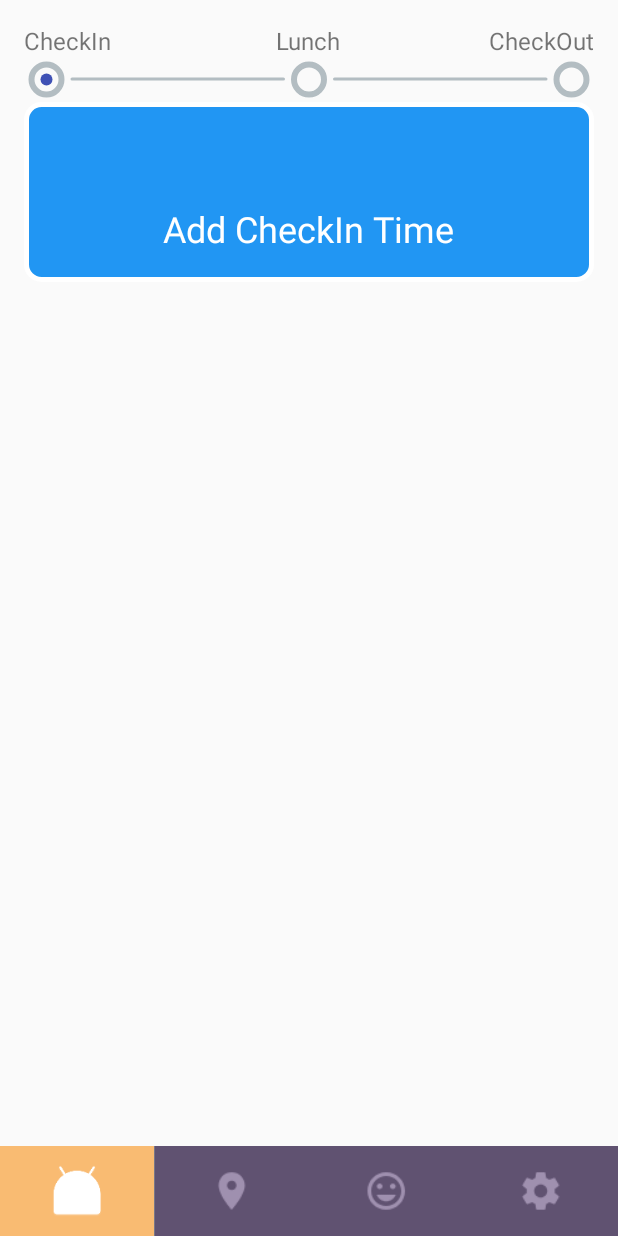
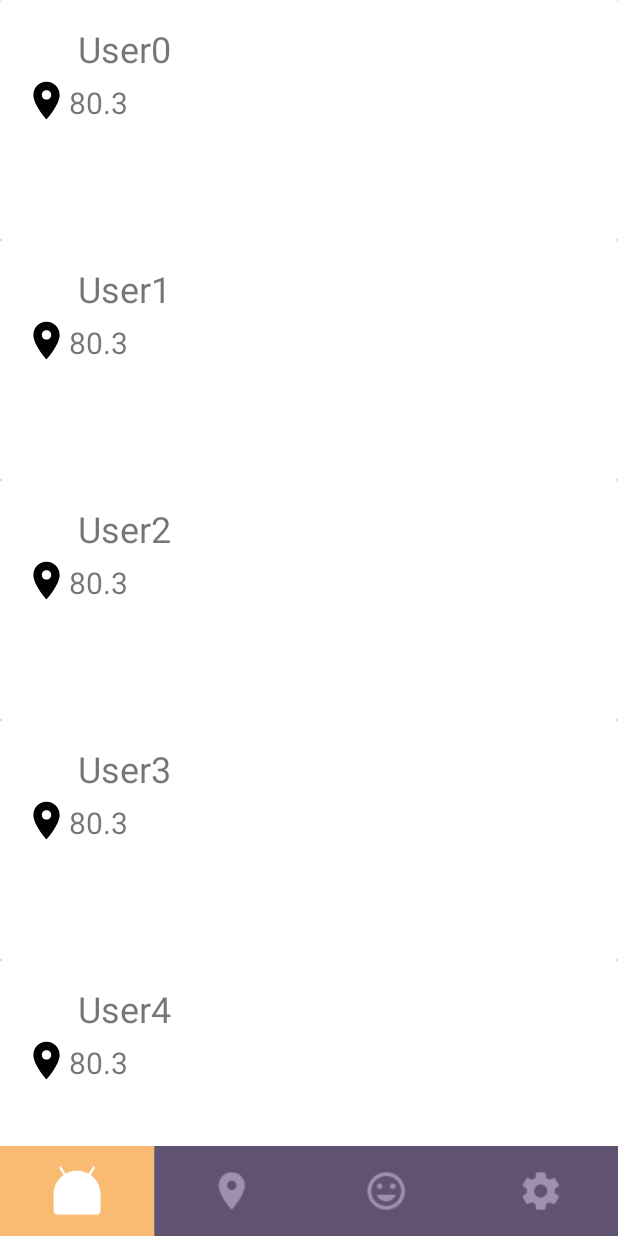
Before and after one commit to AadityaDev/Tracker, an Android app: the screen it shows after launch (HomeScreenActivity), on a phone screen of 412 x 824 dp. Run offline under Robolectric (Android 15) with nearby library versions, the phone set to English and light mode, and no system bars; our stand-ins replace ButterKnife.

Commit message:
employer tab added

```diff
--- a/app/src/main/java/com/skybee/tracker/activities/HomeScreenActivity.java
+++ b/app/src/main/java/com/skybee/tracker/activities/HomeScreenActivity.java
@@ -8,7 +8,9 @@ import android.support.v4.app.FragmentPagerAdapter;
 import android.support.v4.view.ViewPager;
 
 import com.skybee.tracker.R;
+import com.skybee.tracker.constants.Constants;
 import com.skybee.tracker.core.BaseActivity;
+import com.skybee.tracker.preferences.UserStore;
 import com.skybee.tracker.ui.customview.navigationtabbar.ntb.NavigationTabBar;
 import com.skybee.tracker.ui.fragments.AdminFeed;
 import com.skybee.tracker.ui.fragments.Home;
@@ -23,17 +25,20 @@ public class HomeScreenActivity extends BaseActivity implements Home.OnFragmentI
 
     private FragmentPagerAdapter mPagerAdapter;
     private ViewPager mViewPager;
+    private UserStore userStore;
 
     @Override
     public void onCreate(Bundle savedInstanceState) {
         super.onCreate(savedInstanceState);
         setContentView(R.layout.activity_home_screen);
 
+        userStore=new UserStore(getApplicationContext());
         initializeUIComponents();
     }
 
     private void initializeUIComponents() {
         // Create the adapter that will return a fragment for each section
+        if(userStore.getUserDetails().isAdmin()){
             mPagerAdapter = new FragmentPagerAdapter(getSupportFragmentManager()) {
                 private final Fragment[] mFragments = new Fragment[]{
                         new Home(),
@@ -63,6 +68,38 @@ public class HomeScreenActivity extends BaseActivity implements Home.OnFragmentI
                     return mFragmentNames[position];
                 }
             };
+        }else {
+            mPagerAdapter = new FragmentPagerAdapter(getSupportFragmentManager()) {
+                private final Fragment[] mFragments = new Fragment[]{
+                        new AdminFeed(),
+                        new Map(),
+                        new Profile(),
+                        new Setting(),
+                };
+                private final String[] mFragmentNames = new String[]{
+                        "Admin",
+                        "Map",
+                        "Profile",
+                        "Settings"
+                };
+
+                @Override
+                public Fragment getItem(int position) {
+                    return mFragments[position];
+                }
+
+                @Override
+                public int getCount() {
+                    return mFragments.length;
+                }
+
+                @Override
+                public CharSequence getPageTitle(int position) {
+                    return mFragmentNames[position];
+                }
+            };
+        }
+
         // Set up the ViewPager with the sections adapter.
         mViewPager = (ViewPager) findViewById(R.id.container);
         mViewPager.setAdapter(mPagerAdapter);
--- a/app/src/main/java/com/skybee/tracker/constants/Constants.java
+++ b/app/src/main/java/com/skybee/tracker/constants/Constants.java
@@ -1,23 +1,31 @@
 package com.skybee.tracker.constants;
+
+import android.location.Location;
 
 public class Constants {
 
     public static final int PAGE_NUMBER = 0;
     public static final int PAGE_SIZE = 10;
     public static final int NUMBER_OF_CARDS = 3;
+    public static final String EMPTY = "";
+    public static final Long EMPTY_LONG = 0l;
+    public static final boolean EMPTY_BOOLEAN = false;
+    public static final double EMPTY_DOUBLE = 0;
 
-    public class UserDetails {
-        public static final String IS_LOGGED_IN = "IsLoggedIn";
+    public class UserStore {
+        public static final String PREF_NAME = "userStore";
+        public static final String IS_LOGGED_IN = "isLoggedIn";
         public static final String AUTH_TOKEN = "authToken";
         public static final String USER_ID = "userId";
         public static final String USER_NAME = "userName";
         public static final String USER_EMAIL = "userEmail";
         public static final String USER_MOBILE_NUMBER = "userMobileNo";
         public static final String USER_PASSWORD = "userPassword";
-        public static final String USER_REGISTERATION_KEY = "registerationKey";
+        public static final String USER_REGISTRATION_KEY = "registrationKey";
         public static final String LATITUDE = "latitude";
         public static final String LONGITUDE = "longitude";
         public static final String IS_ADMIN = "isAdmin";
+        public static final int PRIVATE_MODE = 0;
     }
 
     public class HeadingText {
--- /dev/null
+++ b/app/src/main/java/com/skybee/tracker/model/User.java
@@ -0,0 +1,104 @@
+package com.skybee.tracker.model;
+
+public class User {
+
+    private Long id;
+    private String authToken;
+    private boolean isAdmin;
+    private String registrationCode;
+    private String userEmail;
+    private String userImage;
+    private double userLatitude;
+    private double userLongitude;
+    private String userMobileNumber;
+    private String userName;
+    private String userPassword;
+
+    public Long getId() {
+        return id;
+    }
+
+    public void setId(Long id) {
+        this.id = id;
+    }
+
+    public String getAuthToken() {
+        return authToken;
+    }
+
+    public void setAuthToken(String authToken) {
+        this.authToken = authToken;
+    }
+
+    public boolean isAdmin() {
+        return this.isAdmin;
+    }
+
+    public void setAdmin(boolean admin) {
+        this.isAdmin = admin;
+    }
+
+    public String getRegistrationCode() {
+        return registrationCode;
+    }
+
+    public void setRegistrationCode(String registrationCode) {
+        this.registrationCode = registrationCode;
+    }
+
+    public String getUserEmail() {
+        return userEmail;
+    }
+
+    public void setUserEmail(String userEmail) {
+        this.userEmail = userEmail;
+    }
+
+    public String getUserImage() {
+        return this.userImage;
+    }
+
+    public void setUserImage(String userImage) {
+        this.userImage = userImage;
+    }
+
+    public double getUserLatitude() {
+        return this.userLatitude;
+    }
+
+    public void setUserLatitude(double userLatitude) {
+        this.userLatitude = userLatitude;
+    }
+
+    public double getUserLongitude() {
+        return this.userLongitude;
+    }
+
+    public void setUserLongitude(double userLongitude) {
+        this.userLongitude = userLongitude;
+    }
+
+    public String getUserMobileNumber() {
+        return userMobileNumber;
+    }
+
+    public void setUserMobileNumber(String userMobileNumber) {
+        this.userMobileNumber = userMobileNumber;
+    }
+
+    public String getUserName() {
+        return userName;
+    }
+
+    public void setUserName(String userName) {
+        this.userName = userName;
+    }
+
+    public String getUserPassword() {
+        return userPassword;
+    }
+
+    public void setUserPassword(String userPassword) {
+        this.userPassword = userPassword;
+    }
+}
--- /dev/null
+++ b/app/src/main/java/com/skybee/tracker/preferences/UserStore.java
@@ -0,0 +1,99 @@
+package com.skybee.tracker.preferences;
+
+import android.content.Context;
+import android.content.SharedPreferences;
+import android.support.annotation.NonNull;
+
+import com.skybee.tracker.constants.Constants;
+import com.skybee.tracker.model.User;
+
+import static com.skybee.tracker.constants.Constants.EMPTY;
+import static com.skybee.tracker.constants.Constants.EMPTY_BOOLEAN;
+import static com.skybee.tracker.constants.Constants.EMPTY_DOUBLE;
+import static com.skybee.tracker.constants.Constants.EMPTY_LONG;
+
+public class UserStore {
+    private SharedPreferences sharedPreferences;
+    private SharedPreferences.Editor editor;
+
+    public UserStore(Context context) {
+        sharedPreferences = context.getSharedPreferences(Constants.UserStore.PREF_NAME, Constants.UserStore.PRIVATE_MODE);
+    }
+
+    public User getUserDetails() {
+        User user = new User();
+        user.setId(sharedPreferences.getLong(Constants.UserStore.USER_ID, EMPTY_LONG));
+        user.setAuthToken(sharedPreferences.getString(Constants.UserStore.AUTH_TOKEN, EMPTY));
+        user.setAdmin(sharedPreferences.getBoolean(Constants.UserStore.IS_ADMIN, EMPTY_BOOLEAN));
+        user.setRegistrationCode(sharedPreferences.getString(Constants.UserStore.USER_REGISTRATION_KEY, EMPTY));
+        user.setUserEmail(sharedPreferences.getString(Constants.UserStore.USER_EMAIL, EMPTY));
+        user.setUserLatitude(getDouble(sharedPreferences, Constants.UserStore.LATITUDE, EMPTY_DOUBLE));
+        user.setUserLongitude(getDouble(sharedPreferences, Constants.UserStore.LONGITUDE, EMPTY_DOUBLE));
+        user.setUserMobileNumber(sharedPreferences.getString(Constants.UserStore.USER_MOBILE_NUMBER, EMPTY));
+        user.setUserName(sharedPreferences.getString(Constants.UserStore.USER_NAME, EMPTY));
+        user.setUserPassword(sharedPreferences.getString(Constants.UserStore.USER_PASSWORD, EMPTY));
+        return user;
+    }
+
+    public void saveId(@NonNull Long id) {
+        editor = sharedPreferences.edit();
+        editor.putLong(Constants.UserStore.USER_ID, id);
+        editor.apply();
+    }
+
+    public void saveAuthToken(@NonNull String authToken) {
+        editor = sharedPreferences.edit();
+        editor.putString(Constants.UserStore.AUTH_TOKEN, authToken);
+        editor.apply();
+    }
+
+    public void saveIsAdmin(@NonNull boolean isAdmin) {
+        editor = sharedPreferences.edit();
+        editor.putBoolean(Constants.UserStore.IS_ADMIN, isAdmin);
+        editor.apply();
+    }
+
+    public void saveRegistrationCode(@NonNull String registrationKey) {
+        editor = sharedPreferences.edit();
+        editor.putString(Constants.UserStore.USER_REGISTRATION_KEY, registrationKey);
+        editor.apply();
+    }
+
+    public void saveUserEmail(@NonNull String userEmail) {
+        editor = sharedPreferences.edit();
+        editor.putString(Constants.UserStore.USER_EMAIL, userEmail);
+        editor.apply();
+    }
+
+    public void saveLatitude(@NonNull Double latitude) {
+        editor = sharedPreferences.edit();
+        putDouble(editor, Constants.UserStore.LATITUDE, latitude);
+        editor.apply();
+    }
+
+    public void saveLongitude(@NonNull Double longitude) {
+        editor = sharedPreferences.edit();
+        putDouble(editor, Constants.UserStore.LONGITUDE, longitude);
+        editor.apply();
+    }
+
+    public void saveUserMobileNumber(@NonNull String mobileNumber) {
+        editor = sharedPreferences.edit();
+        editor.putString(Constants.UserStore.USER_MOBILE_NUMBER, mobileNumber);
+        editor.apply();
+    }
+
+    public void saveUserName(@NonNull String userName) {
+        editor = sharedPreferences.edit();
+        editor.putString(Constants.UserStore.USER_NAME, userName);
+        editor.apply();
+    }
+
+    SharedPreferences.Editor putDouble(final SharedPreferences.Editor edit, final String key, final double value) {
+        return edit.putLong(key, Double.doubleToRawLongBits(value));
+    }
+
+    double getDouble(final SharedPreferences prefs, final String key, final double defaultValue) {
+        return Double.longBitsToDouble(prefs.getLong(key, Double.doubleToLongBits(defaultValue)));
+    }
+}
--- a/app/src/main/java/com/skybee/tracker/ui/adapters/TimeCardAdapter.java
+++ b/app/src/main/java/com/skybee/tracker/ui/adapters/TimeCardAdapter.java
@@ -118,7 +118,6 @@ public class TimeCardAdapter extends RecyclerView.Adapter<TimeCardAdapter.TimeCa
 
         public TimeCardViewHolder(View itemView) {
             super(itemView);
-            ButterKnife.bind(this, itemView);
             clockImage = (ImageView) itemView.findViewById(R.id.clock_image);
             timeText = (TextView) itemView.findViewById(R.id.time_text);
             eventText = (TextView) itemView.findViewById(R.id.event);
--- /dev/null
+++ b/app/src/main/java/com/skybee/tracker/ui/adapters/UserCardAdapter.java
@@ -0,0 +1,89 @@
+package com.skybee.tracker.ui.adapters;
+
+import android.content.Context;
+import android.os.Bundle;
+import android.support.v7.widget.CardView;
+import android.support.v7.widget.RecyclerView;
+import android.view.LayoutInflater;
+import android.view.View;
+import android.view.ViewGroup;
+import android.widget.ImageView;
+import android.widget.TextView;
+import android.widget.Toast;
+
+import com.skybee.tracker.R;
+import com.skybee.tracker.constants.Constants;
+import com.skybee.tracker.model.User;
+
+import java.util.List;
+
+public class UserCardAdapter extends RecyclerView.Adapter<UserCardAdapter.UserCardViewHolder> {
+
+    private List<User> userList;
+
+    public UserCardAdapter(List<User> userList) {
+        this.userList = userList;
+    }
+
+    @Override
+    public UserCardViewHolder onCreateViewHolder(ViewGroup parent, int viewType) {
+        View itemView = null;
+        LayoutInflater layoutInflater = LayoutInflater.from(parent.getContext());
+        itemView = layoutInflater.inflate(R.layout.employee_info_card, parent, false);
+        return new UserCardViewHolder(parent.getContext(),itemView);
+    }
+
+    @Override
+    public void onBindViewHolder(final UserCardViewHolder holder, int position) {
+        final User user = userList.get(position);
+        if (user != null) {
+            if (user.getUserName() != null) {
+                holder.employeeName.setText(user.getUserName());
+            }
+            if (user.getUserLatitude() != 0 && user.getUserLongitude() != 0) {
+                holder.employeeLocation.setText(user.getUserLongitude() + user.getUserLatitude() + "");
+            }
+            if (user.getUserImage() != null) {
+//                holder.employeeImage.setImageResource();
+            }
+            holder.employeeCard.setOnClickListener(new View.OnClickListener() {
+                @Override
+                public void onClick(View view) {
+                    Bundle bundle=new Bundle();
+                    bundle.putLong(Constants.UserStore.USER_ID,user.getId());
+                    Toast.makeText(holder.context,"UserId"+user.getId(),Toast.LENGTH_SHORT);
+                }
+            });
+        }
+    }
+
+    @Override
+    public int getItemCount() {
+        return userList.size();
+    }
+
+    @Override
+    public long getItemId(int position) {
+        return userList.get(position).getId();
+    }
+
+    public static class UserCardViewHolder extends RecyclerView.ViewHolder {
+
+        private Context context;
+        private TextView employeeName;
+        private TextView employeeLocation;
+        private TextView employeeStatus;
+        private ImageView employeeImage;
+        private CardView employeeCard;
+
+        public UserCardViewHolder(Context context,View itemView) {
+            super(itemView);
+            this.context=context;
+            employeeCard=(CardView)itemView.findViewById(R.id.employee_card);
+            employeeName = (TextView) itemView.findViewById(R.id.employee_name);
+            employeeLocation = (TextView) itemView.findViewById(R.id.employee_location);
+//            employeeStatus=(TextView)itemView.findViewById(R.id.e);
+            employeeImage = (ImageView) itemView.findViewById(R.id.employee_image);
+        }
+    }
+}
--- /dev/null
+++ b/app/src/main/java/com/skybee/tracker/ui/fragments/AdminFeed.java
@@ -0,0 +1,140 @@
+package com.skybee.tracker.ui.fragments;
+
+import android.content.Context;
+import android.net.Uri;
+import android.os.Bundle;
+import android.support.v4.app.Fragment;
+import android.support.v7.widget.LinearLayoutManager;
+import android.support.v7.widget.RecyclerView;
+import android.view.LayoutInflater;
+import android.view.View;
+import android.view.ViewGroup;
+
+import com.skybee.tracker.R;
+import com.skybee.tracker.model.User;
+import com.skybee.tracker.ui.adapters.UserCardAdapter;
+
+import java.util.ArrayList;
+import java.util.List;
+
+/**
+ * A simple {@link Fragment} subclass.
+ * Activities that contain this fragment must implement the
+ * {@link AdminFeed.OnFragmentInteractionListener} interface
+ * to handle interaction events.
+ * Use the {@link AdminFeed#newInstance} factory method to
+ * create an instance of this fragment.
+ */
+public class AdminFeed extends Fragment {
+    // TODO: Rename parameter arguments, choose names that match
+    // the fragment initialization parameters, e.g. ARG_ITEM_NUMBER
+    private static final String ARG_PARAM1 = "param1";
+    private static final String ARG_PARAM2 = "param2";
+
+    // TODO: Rename and change types of parameters
+    private String mParam1;
+    private String mParam2;
+
+    private OnFragmentInteractionListener mListener;
+    private RecyclerView employeeCards;
+    private LinearLayoutManager linearLayoutManager;
+    private List<User> employeeCardList;
+    private UserCardAdapter employeeCardAdapter;
+
+    public AdminFeed() {
+        // Required empty public constructor
+    }
+
+    /**
+     * Use this factory method to create a new instance of
+     * this fragment using the provided parameters.
+     *
+     * @param param1 Parameter 1.
+     * @param param2 Parameter 2.
+     * @return A new instance of fragment AdminFeed.
+     */
+    // TODO: Rename and change types and number of parameters
+    public static AdminFeed newInstance(String param1, String param2) {
+        AdminFeed fragment = new AdminFeed();
+        Bundle args = new Bundle();
+        args.putString(ARG_PARAM1, param1);
+        args.putString(ARG_PARAM2, param2);
+        fragment.setArguments(args);
+        return fragment;
+    }
+
+    @Override
+    public void onCreate(Bundle savedInstanceState) {
+        super.onCreate(savedInstanceState);
+        if (getArguments() != null) {
+            mParam1 = getArguments().getString(ARG_PARAM1);
+            mParam2 = getArguments().getString(ARG_PARAM2);
+        }
+    }
+
+    @Override
+    public View onCreateView(LayoutInflater inflater, ViewGroup container,
+                             Bundle savedInstanceState) {
+        View view= inflater.inflate(R.layout.fragment_admin_feed, container, false);
+        employeeCards=(RecyclerView)view.findViewById(R.id.employee_list);
+        employeeCards.setHasFixedSize(true);
+        linearLayoutManager = new LinearLayoutManager(getContext());
+        linearLayoutManager.setOrientation(LinearLayoutManager.VERTICAL);
+        employeeCards.setLayoutManager(linearLayoutManager);
+        employeeCardList =new ArrayList<User>();
+        employeeCardAdapter =new UserCardAdapter(employeeCardList);
+        employeeCards.setAdapter(employeeCardAdapter);
+        setDummyData();
+        return view;
+    }
+
+    // TODO: Rename method, update argument and hook method into UI event
+    public void onButtonPressed(Uri uri) {
+        if (mListener != null) {
+            mListener.onFragmentInteraction(uri);
+        }
+    }
+
+    @Override
+    public void onAttach(Context context) {
+        super.onAttach(context);
+        if (context instanceof OnFragmentInteractionListener) {
+            mListener = (OnFragmentInteractionListener) context;
+        } else {
+            throw new RuntimeException(context.toString()
+                    + " must implement OnFragmentInteractionListener");
+        }
+    }
+
+    @Override
+    public void onDetach() {
+        super.onDetach();
+        mListener = null;
+    }
+
+    /**
+     * This interface must be implemented by activities that contain this
+     * fragment to allow an interaction in this fragment to be communicated
+     * to the activity and potentially other fragments contained in that
+     * activity.
+     * <p/>
+     * See the Android Training lesson <a href=
+     * "http://developer.android.com/training/basics/fragments/communicating.html"
+     * >Communicating with Other Fragments</a> for more information.
+     */
+    public interface OnFragmentInteractionListener {
+        // TODO: Update argument type and name
+        void onFragmentInteraction(Uri uri);
+    }
+
+    public void setDummyData(){
+        for (int i=0;i<10;i++){
+            User user=new User();
+            user.setId(1l);
+            user.setUserName("User"+i);
+            user.setUserLatitude(23.4);
+            user.setUserLongitude(56.9);
+            employeeCardList.add(user);
+        }
+    }
+}
--- /dev/null
+++ b/app/src/main/res/layout/employee_info_card.xml
@@ -0,0 +1,46 @@
+<?xml version="1.0" encoding="utf-8"?>
+<android.support.v7.widget.CardView xmlns:android="http://schemas.android.com/apk/res/android"
+    android:id="@+id/employee_card"
+    android:layout_width="match_parent"
+    android:layout_height="@dimen/dimen_160dp"
+    android:orientation="vertical"
+    >
+    <RelativeLayout
+        android:layout_width="match_parent"
+        android:layout_height="match_parent"
+        android:padding="@dimen/dimen_16dp"
+        >
+
+        <com.skybee.tracker.ui.customview.CircularImageView
+            android:id="@+id/employee_image"
+            android:layout_width="@dimen/dimen_36dp"
+            android:layout_height="@dimen/dimen_36dp" />
+
+        <TextView
+            android:id="@+id/employee_name"
+            android:layout_width="match_parent"
+            android:layout_height="wrap_content"
+            android:layout_toEndOf="@+id/employee_image"
+            android:layout_toRightOf="@+id/employee_image"
+            android:textSize="@dimen/dimen_24sp"
+            />
+
+        <ImageView
+            android:id="@+id/location_icon"
+            android:layout_width="@dimen/dimen_30dp"
+            android:layout_height="@dimen/dimen_30dp"
+            android:layout_below="@+id/employee_image"
+            android:background="@drawable/ic_place_24dp"
+            />
+
+        <TextView
+            android:id="@+id/employee_location"
+            android:layout_width="match_parent"
+            android:layout_height="wrap_content"
+            android:textSize="@dimen/dimen_20sp"
+            android:layout_alignBottom="@+id/location_icon"
+            android:layout_toRightOf="@+id/location_icon"
+            android:layout_toEndOf="@+id/location_icon" />
+
+    </RelativeLayout>
+</android.support.v7.widget.CardView>
--- /dev/null
+++ b/app/src/main/res/layout/fragment_admin_feed.xml
@@ -0,0 +1,18 @@
+<android.support.design.widget.CoordinatorLayout xmlns:android="http://schemas.android.com/apk/res/android"
+    xmlns:tools="http://schemas.android.com/tools"
+    android:layout_width="match_parent"
+    android:layout_height="match_parent"
+    tools:context="com.skybee.tracker.ui.fragments.AdminFeed">
+
+    <RelativeLayout
+        android:layout_width="match_parent"
+        android:layout_height="match_parent"
+        android:layout_marginBottom="@dimen/dimen_50dp">
+
+        <android.support.v7.widget.RecyclerView
+            android:id="@+id/employee_list"
+            android:layout_width="match_parent"
+            android:layout_height="match_parent" />
+
+    </RelativeLayout>
+</android.support.design.widget.CoordinatorLayout>
--- a/app/src/main/res/values/dimens.xml
+++ b/app/src/main/res/values/dimens.xml
@@ -10,6 +10,7 @@
 
     <dimen name="dimen_6dp">6dp</dimen>
     <dimen name="dimen_16dp">16dp</dimen>
+    <dimen name="dimen_30dp">30dp</dimen>
     <dimen name="dimen_32dp">32dp</dimen>
     <dimen name="dimen_36dp">36dp</dimen>
     <dimen name="dimen_48dp">48dp</dimen>
```
Lines whose indentation alone changed are shown as unchanged.
